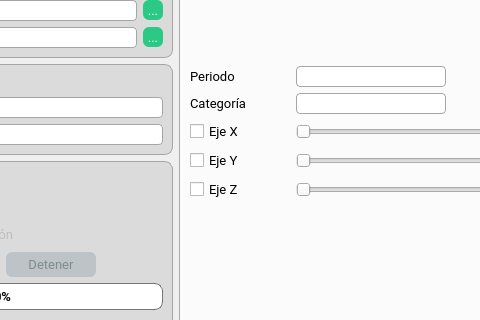
Before: the Qt Designer form ui/main_window.ui in nicguzmanm/UGMM, drawn with Qt 5; both pictures show x 177 to 657 and y 119 to 439 of the 942 by 624 pixel window.
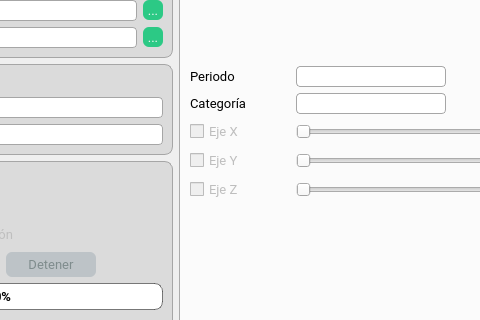
After: the same form once the commit is applied. Icons and pictures are not drawn. Custom widgets are drawn as their Qt base class.

```diff
--- a/ui/main_window.ui
+++ b/ui/main_window.ui
@@ -712,6 +712,9 @@
           </item>
           <item row="2" column="0">
            <widget class="QCheckBox" name="graphx">
+            <property name="enabled">
+             <bool>false</bool>
+            </property>
             <property name="text">
              <string>Eje X</string>
             </property>
@@ -755,6 +758,9 @@
           </item>
           <item row="3" column="0">
            <widget class="QCheckBox" name="graphy">
+            <property name="enabled">
+             <bool>false</bool>
+            </property>
             <property name="text">
              <string>Eje Y</string>
             </property>
@@ -782,6 +788,9 @@
           </item>
           <item row="4" column="0">
            <widget class="QCheckBox" name="graphz">
+            <property name="enabled">
+             <bool>false</bool>
+            </property>
             <property name="text">
              <string>Eje Z</string>
             </property>
```
Left out of the diff: 18 changed lines with no effect on the pictures.
